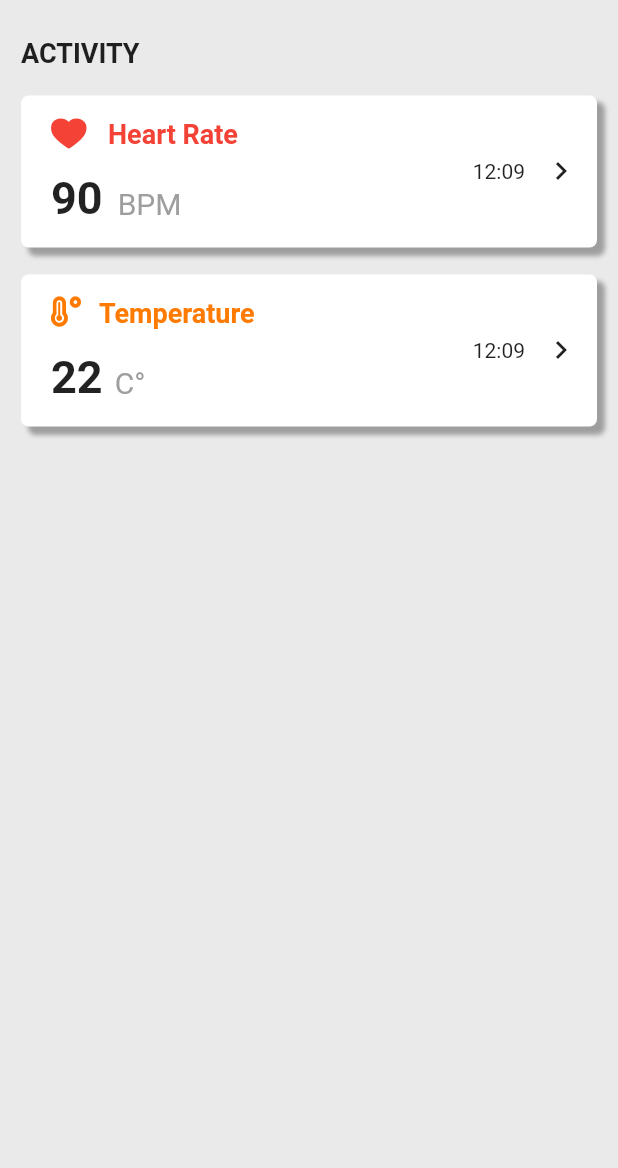
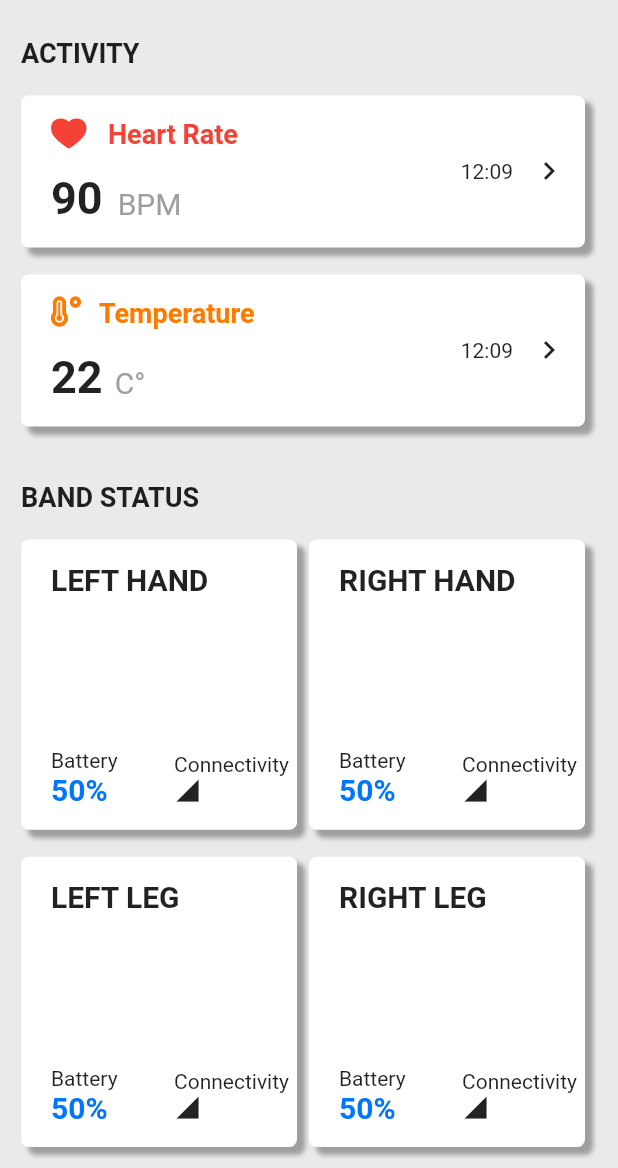
Before and after one commit to rish07/Epilexa, a Flutter app: the screen it shows after launch, on a phone screen of 412 x 824 dp, the part 68-1236 px from its top. Run offline on Flutter 3.47's test engine with Material 2 defaults, Android fonts, the phone set to English and light mode, and no system bars.

Commit message:
Completed UI of Home Page

```diff
--- a/lib/components/reusable_card.dart
+++ b/lib/components/reusable_card.dart
@@ -13,7 +13,7 @@ class ReusableCard extends StatelessWidget {
       onTap: onPress,
       child: Container(
         child: cardChild,
-        margin: EdgeInsets.only(top:18.0),
+        margin: EdgeInsets.only(top:18.0,right: 8),
         padding: EdgeInsets.only(top: 15,bottom: 15, left: 20,right: 0),
         decoration: BoxDecoration(
           boxShadow:[
@@ -31,3 +31,69 @@ class ReusableCard extends StatelessWidget {
     );
   }
 }
+
+class StatusCard extends StatelessWidget {
+  final String title;
+  String batteryPercentage;
+  bool connectionStatus;
+
+  StatusCard({@required this.title,this.connectionStatus,this.batteryPercentage
+  });
+
+  @override
+  Widget build(BuildContext context) {
+    return Expanded(
+      child: ReusableCard(
+        colour: Colors.white,
+        cardChild: Container(
+          child: Column(
+            mainAxisAlignment:
+            MainAxisAlignment.spaceBetween,
+            crossAxisAlignment: CrossAxisAlignment.start,
+            children: <Widget>[
+              Text(
+                title,
+                style: TextStyle(
+                    fontWeight: FontWeight.bold,
+                    fontSize: 20),
+              ),
+              Row(
+                children: <Widget>[
+                  Expanded(
+                    child: Column(
+                      children: <Widget>[
+                        Text('Battery'),
+                        Text(
+                          '50%',
+                          style: TextStyle(
+                              fontWeight: FontWeight.bold,
+                              color: Color(0xFF0075FF),
+                              fontSize: 20),
+                        ),
+                      ],
+                      crossAxisAlignment:
+                      CrossAxisAlignment.start,
+                    ),
+                  ),
+                  Expanded(
+                    child: Column(
+                      crossAxisAlignment:
+                      CrossAxisAlignment.start,
+                      children: <Widget>[
+                        Text('Connectivity'),
+                        Icon(
+                          Icons.signal_cellular_4_bar,
+                          size: 18,
+                        ),
+                      ],
+                    ),
+                  ),
+                ],
+              )
+            ],
+          ),
+        ),
+      ),
+    );
+  }
+}
--- a/lib/screens/home_page.dart
+++ b/lib/screens/home_page.dart
@@ -38,7 +38,9 @@ class _HomePageState extends State<HomePage> {
         padding: const EdgeInsets.all(14.0),
         child: Column(
           children: <Widget>[
-            Column(
+            Expanded(
+              flex: 2,
+              child: Column(
                 crossAxisAlignment: CrossAxisAlignment.stretch,
                 children: <Widget>[
                   Text(
@@ -84,7 +86,8 @@ class _HomePageState extends State<HomePage> {
                                 Text(
                                   '90',
                                   style: TextStyle(
-                                    fontWeight: FontWeight.bold, fontSize: 30),
+                                      fontWeight: FontWeight.bold,
+                                      fontSize: 30),
                                 ),
                                 SizedBox(
                                   width: 10,
@@ -104,7 +107,8 @@ class _HomePageState extends State<HomePage> {
                           children: <Widget>[
                             Text('12:09'),
                             IconButton(
-                              icon: Icon(Icons.navigate_next), onPressed: () {})
+                                icon: Icon(Icons.navigate_next),
+                                onPressed: () {})
                           ],
                         ),
                       ],
@@ -150,7 +154,8 @@ class _HomePageState extends State<HomePage> {
                                 Text(
                                   '22',
                                   style: TextStyle(
-                                    fontWeight: FontWeight.bold, fontSize: 30),
+                                      fontWeight: FontWeight.bold,
+                                      fontSize: 30),
                                 ),
                                 SizedBox(
                                   width: 8,
@@ -170,7 +175,8 @@ class _HomePageState extends State<HomePage> {
                           children: <Widget>[
                             Text('12:09'),
                             IconButton(
-                              icon: Icon(Icons.navigate_next), onPressed: () {})
+                                icon: Icon(Icons.navigate_next),
+                                onPressed: () {})
                           ],
                         ),
                       ],
@@ -178,11 +184,39 @@ class _HomePageState extends State<HomePage> {
                     onPress: () {},
                   ),
                 ],
+              ),
             ), //activity
-            Column(), //band status
+            Expanded(
+              flex: 3,
+              child: Column(
+                crossAxisAlignment: CrossAxisAlignment.stretch,
+                children: <Widget>[
+                  Text(
+                    'BAND STATUS',
+                    style: TextStyle(fontWeight: FontWeight.bold, fontSize: 18),
+                  ),
+                  Expanded(
+                    child: Row(
+                      children: <Widget>[
+                        StatusCard(title: 'LEFT HAND',),
+                        StatusCard(title: 'RIGHT HAND',),
                       ],
                     ),
                   ),
+                  Expanded(
+                    child: Row(
+                      children: <Widget>[
+                        StatusCard(title: 'LEFT LEG'),
+                        StatusCard(title: 'RIGHT LEG')
+                      ],
+                    ),
+                  ),
+                ],
+              ),
+            ),
+          ],
+        ),
+      ), //band status
     );
   }
 }
```
Lines whose indentation alone changed are shown as unchanged.
